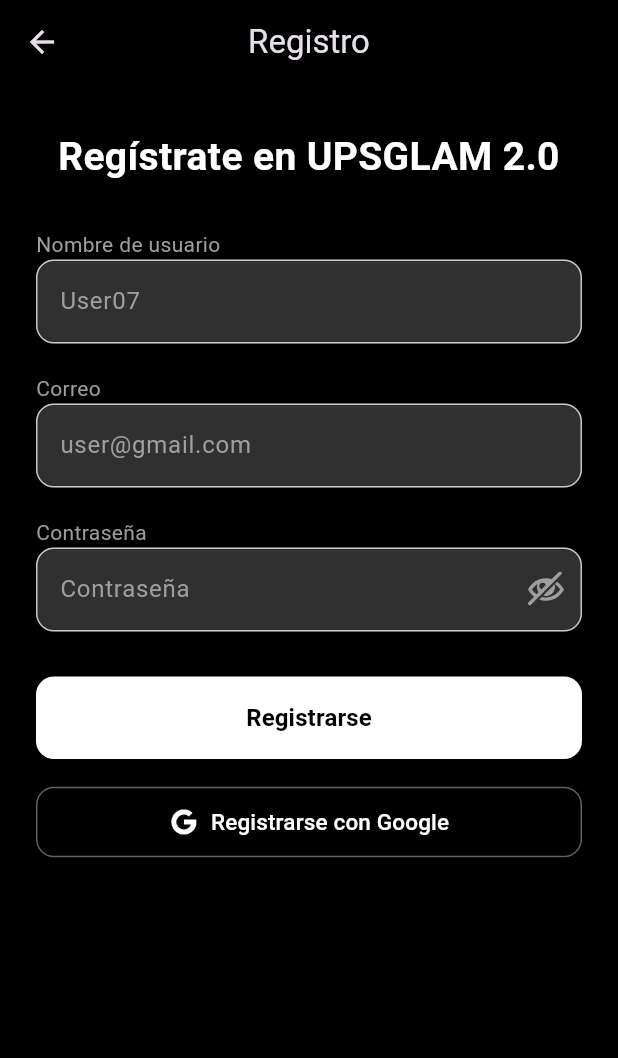
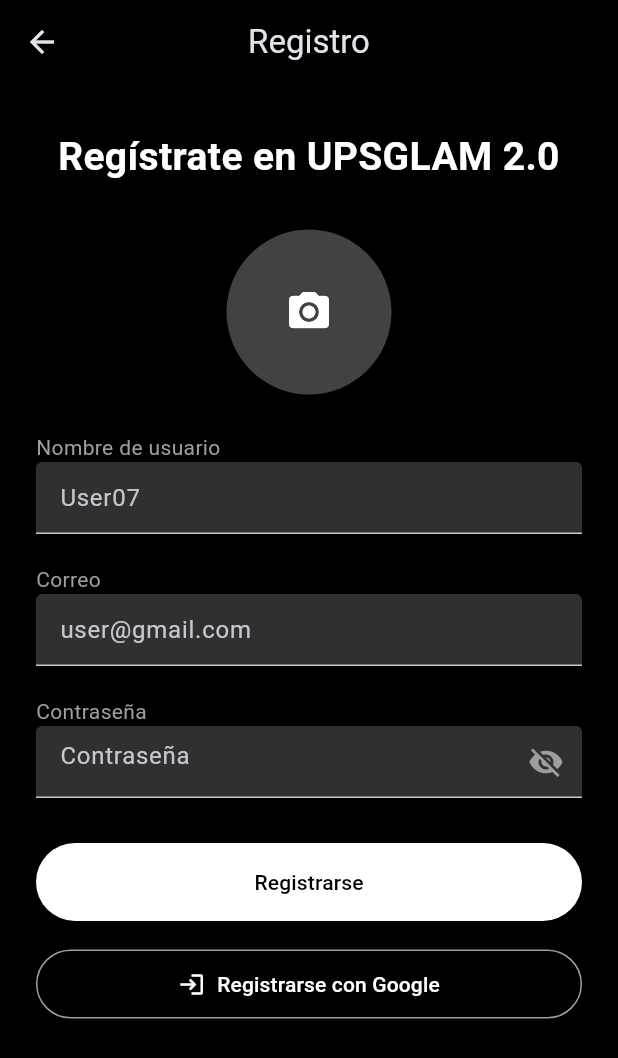
Before and after one commit to BryanAv7/upsglam-frontend, a Flutter app: the RegisterScreen screen opened directly, after a tap on "Registrarse con Google", on a phone screen of 412 x 824 dp. Shown: the top 1058 px of the screen. Run offline on Flutter 3.47's test engine with Material 3 defaults, Android fonts, the phone set to English and light mode, and no system bars; our stand-ins replace flutter_svg, google_sign_in, image_picker; network calls fail.

Commit message:
Actualización en RegistrarUsuarios (Fotos de Perfil)

```diff
--- a/lib/screens/register_screen.dart
+++ b/lib/screens/register_screen.dart
@@ -1,7 +1,7 @@
+import 'dart:io';
 import 'package:flutter/material.dart';
-import 'package:flutter_svg/flutter_svg.dart';
+import 'package:image_picker/image_picker.dart';
 import '../services/auth_service.dart';
-import 'home_screen.dart';
 import 'login_screen.dart';
 
 class RegisterScreen extends StatefulWidget {
@@ -15,25 +15,37 @@ class _RegisterScreenState extends State<RegisterScreen> {
   final userCtrl = TextEditingController();
   final emailCtrl = TextEditingController();
   final passCtrl = TextEditingController();
+
   bool loading = false;
+  bool _obscurePassword = true;
 
-  // Control para mostrar/ocultar contraseña
-  bool _obscurePassword = true;
+  File? _selectedImage;
+
+  Future<void> _pickImage() async {
+    final picker = ImagePicker();
+    final picked = await picker.pickImage(source: ImageSource.gallery);
+
+    if (picked != null) {
+      setState(() {
+        _selectedImage = File(picked.path);
+      });
+    }
+  }
 
   Future<void> _register() async {
     setState(() => loading = true);
+
     try {
       final result = await AuthService.register(
         userCtrl.text.trim(),
         emailCtrl.text.trim(),
         passCtrl.text.trim(),
+        _selectedImage,
       );
-
-      final displayName = result["displayName"] ?? userCtrl.text.trim();
 
       ScaffoldMessenger.of(context).showSnackBar(
         SnackBar(
-          content: Text("Usuario registrado: $displayName"),
+          content: Text("Usuario registrado: ${result["displayName"]}"),
           backgroundColor: Colors.green,
         ),
       );
@@ -55,13 +67,14 @@ class _RegisterScreenState extends State<RegisterScreen> {
 
   Future<void> _registerWithGoogle() async {
     setState(() => loading = true);
+
     try {
       final result = await AuthService.loginWithGoogle(context);
+
       if (result != null) {
-        final displayName = result["displayName"] ?? 'Usuario';
         ScaffoldMessenger.of(context).showSnackBar(
           SnackBar(
-            content: Text("¡Bienvenido, $displayName!"),
+            content: Text("Bienvenido: ${result["displayName"]}"),
             backgroundColor: Colors.green,
           ),
         );
@@ -71,8 +84,6 @@ class _RegisterScreenState extends State<RegisterScreen> {
           MaterialPageRoute(builder: (_) => const LoginScreen()),
         );
       }
-    } catch (e) {
-      // El error ya se maneja dentro de AuthService
     } finally {
       setState(() => loading = false);
     }
@@ -87,8 +98,7 @@ class _RegisterScreenState extends State<RegisterScreen> {
         title: const Text('Registro'),
         centerTitle: true,
       ),
-      body: SafeArea(
-        child: SingleChildScrollView(
+      body: SingleChildScrollView(
         padding: const EdgeInsets.symmetric(horizontal: 24, vertical: 20),
         child: Column(
           crossAxisAlignment: CrossAxisAlignment.stretch,
@@ -105,68 +115,62 @@ class _RegisterScreenState extends State<RegisterScreen> {
             ),
             const SizedBox(height: 30),
 
-              const Text('Nombre de usuario', style: TextStyle(color: Colors.grey, fontSize: 14)),
+            // FOTO DE PERFIL
+            GestureDetector(
+              onTap: _pickImage,
+              child: CircleAvatar(
+                radius: 55,
+                backgroundColor: Colors.grey[800],
+                backgroundImage:
+                _selectedImage != null ? FileImage(_selectedImage!) : null,
+                child: _selectedImage == null
+                    ? const Icon(Icons.camera_alt, color: Colors.white, size: 32)
+                    : null,
+              ),
+            ),
+            const SizedBox(height: 25),
+
+            const Text("Nombre de usuario",
+                style: TextStyle(color: Colors.grey)),
             TextField(
               controller: userCtrl,
               style: const TextStyle(color: Colors.white),
               decoration: InputDecoration(
                 hintText: 'User07',
-                  hintStyle: const TextStyle(color: Color(0xFF9E9E9E)),
                 filled: true,
                 fillColor: Colors.grey[850],
-                  border: OutlineInputBorder(
-                    borderRadius: BorderRadius.circular(12),
-                    borderSide: const BorderSide(color: Colors.grey),
-                  ),
               ),
             ),
             const SizedBox(height: 20),
 
-              const Text('Correo', style: TextStyle(color: Colors.grey, fontSize: 14)),
+            const Text("Correo", style: TextStyle(color: Colors.grey)),
             TextField(
               controller: emailCtrl,
               style: const TextStyle(color: Colors.white),
               decoration: InputDecoration(
                 hintText: 'user@gmail.com',
-                  hintStyle: const TextStyle(color: Color(0xFF9E9E9E)),
                 filled: true,
                 fillColor: Colors.grey[850],
-                  border: OutlineInputBorder(
-                    borderRadius: BorderRadius.circular(12),
-                    borderSide: const BorderSide(color: Colors.grey),
-                  ),
               ),
             ),
             const SizedBox(height: 20),
 
-              const Text('Contraseña', style: TextStyle(color: Colors.grey, fontSize: 14)),
+            const Text("Contraseña", style: TextStyle(color: Colors.grey)),
             TextField(
               controller: passCtrl,
               obscureText: _obscurePassword,
               style: const TextStyle(color: Colors.white),
               decoration: InputDecoration(
                 hintText: 'Contraseña',
-                  hintStyle: const TextStyle(color: Color(0xFF9E9E9E)),
                 filled: true,
                 fillColor: Colors.grey[850],
-                  border: OutlineInputBorder(
-                    borderRadius: BorderRadius.circular(12),
-                    borderSide: const BorderSide(color: Colors.grey),
+                suffixIcon: IconButton(
+                  icon: Icon(
+                    _obscurePassword ? Icons.visibility_off : Icons.visibility,
+                    color: Colors.grey,
                   ),
-                  suffixIcon: IconButton(
-                    icon: SvgPicture.asset(
-                      _obscurePassword
-                          ? 'assets/images/eye-blocked.svg'
-                          : 'assets/images/eye-icomoon.svg',
-                      colorFilter: const ColorFilter.mode(Colors.grey, BlendMode.srcIn),
-                      width: 24,
-                      height: 24,
-                    ),
-                    onPressed: () {
-                      setState(() {
-                        _obscurePassword = !_obscurePassword;
-                      });
-                    },
+                  onPressed: () =>
+                      setState(() => _obscurePassword = !_obscurePassword),
                 ),
               ),
             ),
@@ -178,39 +182,28 @@ class _RegisterScreenState extends State<RegisterScreen> {
                 backgroundColor: Colors.white,
                 foregroundColor: Colors.black,
                 padding: const EdgeInsets.symmetric(vertical: 16),
-                  shape: RoundedRectangleBorder(
-                    borderRadius: BorderRadius.circular(12),
-                  ),
               ),
               child: loading
                   ? const CircularProgressIndicator(color: Colors.black)
-                    : const Text("Registrarse", style: TextStyle(fontSize: 16, fontWeight: FontWeight.bold)),
+                  : const Text("Registrarse"),
             ),
             const SizedBox(height: 18),
 
             OutlinedButton.icon(
               onPressed: loading ? null : _registerWithGoogle,
-                icon: Image.asset(
-                  'assets/images/logoGoogle.png',
-                  height: 20,
-                  width: 20,
-                  color: Colors.white,
-                  colorBlendMode: BlendMode.srcIn,
+              icon: const Icon(Icons.login, color: Colors.white),
+              label: const Text(
+                'Registrarse con Google',
+                style: TextStyle(color: Colors.white),
               ),
-                label: const Text('Registrarse con Google', style: TextStyle(color: Colors.white, fontSize: 15)),
               style: OutlinedButton.styleFrom(
-                  side: const BorderSide(color: Color(0xFF616161)),
-                  foregroundColor: Colors.white,
+                side: const BorderSide(color: Colors.grey),
                 padding: const EdgeInsets.symmetric(vertical: 13),
-                  shape: RoundedRectangleBorder(
-                    borderRadius: BorderRadius.circular(12),
-                  ),
               ),
             ),
           ],
         ),
       ),
-      ),
     );
   }
 }
--- a/lib/services/auth_service.dart
+++ b/lib/services/auth_service.dart
@@ -1,4 +1,5 @@
 import 'dart:convert';
+import 'dart:io';
 import 'package:flutter/material.dart';
 import 'package:http/http.dart' as http;
 import 'package:google_sign_in/google_sign_in.dart';
@@ -7,26 +8,61 @@ import '../utils/constants.dart';
 class AuthService {
   // ------------------ Registro normal ------------------
   static Future<Map<String, String>> register(
-      String username, String email, String password) async {
-    final response = await http.post(
-      Uri.parse('$baseUrl/auth/register'),
-      headers: {'Content-Type': 'application/json'},
-      body: jsonEncode({
-        'email': email,
-        'password': password,
-        'displayName': username,
-      }),
-    );
+      String username,
+      String email,
+      String password,
+      File? image,
+      ) async {
+    final uri = Uri.parse('$baseUrl/auth/register');
+
+    var request = http.MultipartRequest('POST', uri);
+
+    // --- Campos ---
+    request.fields['email'] = email;
+    request.fields['password'] = password;
+    request.fields['displayName'] = username;
+
+    print("[register] Enviando registro para email=$email, username=$username");
+
+    // --- Foto ---
+    if (image != null) {
+      var multipartFile = await http.MultipartFile.fromPath(
+        'photo',
+        image.path,
+      );
+
+      print("[register] Agregando archivo:");
+      print("   nombre de archivo: ${multipartFile.filename}");
+      print("   content-type: ${multipartFile.contentType}");
+      print("   longitud en bytes: ${multipartFile.length}");
+
+      request.files.add(multipartFile);
+    } else {
+      print("[register] No se envió archivo de foto.");
+    }
+
+    // --- Logs ---
+    print("[register] Campos enviados:");
+    request.fields.forEach((k, v) => print("   $k = $v"));
+    print("[register] Cantidad de archivos adjuntos: ${request.files.length}");
+
+    // --- Envío ---
+    final response = await request.send();
+
+    print("[register] Status code: ${response.statusCode}");
+
+    final body = await response.stream.bytesToString();
+    print("[register] Body recibido: $body");
 
     if (response.statusCode == 200) {
-      final data = jsonDecode(response.body);
-
+      final data = jsonDecode(body);
       return {
         "uid": data["uid"]?.toString() ?? '',
         "displayName": data["displayName"] ?? username,
+        "photoUrl": data["photoUrl"] ?? '',
       };
     } else {
-      throw Exception('Error al registrar: ${response.body}');
+      throw Exception('Error al registrar: $body');
     }
   }
 
@@ -44,15 +80,15 @@ class AuthService {
       return {
         "uid": data["uid"]?.toString() ?? '',
         "displayName": data["displayName"] ?? email,
+        "photoUrl": data["photoUrl"] ?? '',
       };
     } else {
       throw Exception('Error al iniciar sesión: ${response.body}');
     }
   }
 
-  // ------------------ Login/Registro con Google ------------------
-  static Future<Map<String, String>?> loginWithGoogle(
-      BuildContext context) async {
+  // ------------------ Registro/Login con Google (foto) ------------------
+  static Future<Map<String, String>?> loginWithGoogle(BuildContext context) async {
     try {
       final GoogleSignIn googleSignIn = GoogleSignIn(scopes: ['email', 'profile']);
       final GoogleSignInAccount? account = await googleSignIn.signIn();
@@ -68,15 +104,16 @@ class AuthService {
         body: jsonEncode({'idToken': idToken}),
       );
 
+      print("[GoogleLogin] Status code: ${response.statusCode}");
+      print("[GoogleLogin] Body recibido: ${response.body}");
+
       if (response.statusCode == 200) {
         final data = jsonDecode(response.body);
 
         return {
-          "uid": data["localId"]?.toString() ?? '',
-          "displayName": data["displayName"] ??
-              account.displayName ??
-              account.email ??
-              'Usuario',
+          "uid": data["uid"]?.toString() ?? '',
+          "displayName": data["displayName"] ?? account.displayName ?? 'Usuario',
+          "photoUrl": data["photoUrl"] ?? '',
         };
       } else {
         throw Exception('Error al iniciar sesión con Google: ${response.body}');
--- a/lib/utils/constants.dart
+++ b/lib/utils/constants.dart
@@ -1,2 +1,2 @@
 //const String baseUrl = 'http://XXX.XXX.XXX.XXX:8080'; // U
-const String baseUrl = 'http://XXX.XXX.XX.XXX:8080';  // Casa
+const String baseUrl = 'http://XXX.XX.XXX.XX:8080';
```
Lines whose indentation alone changed are shown as unchanged.
